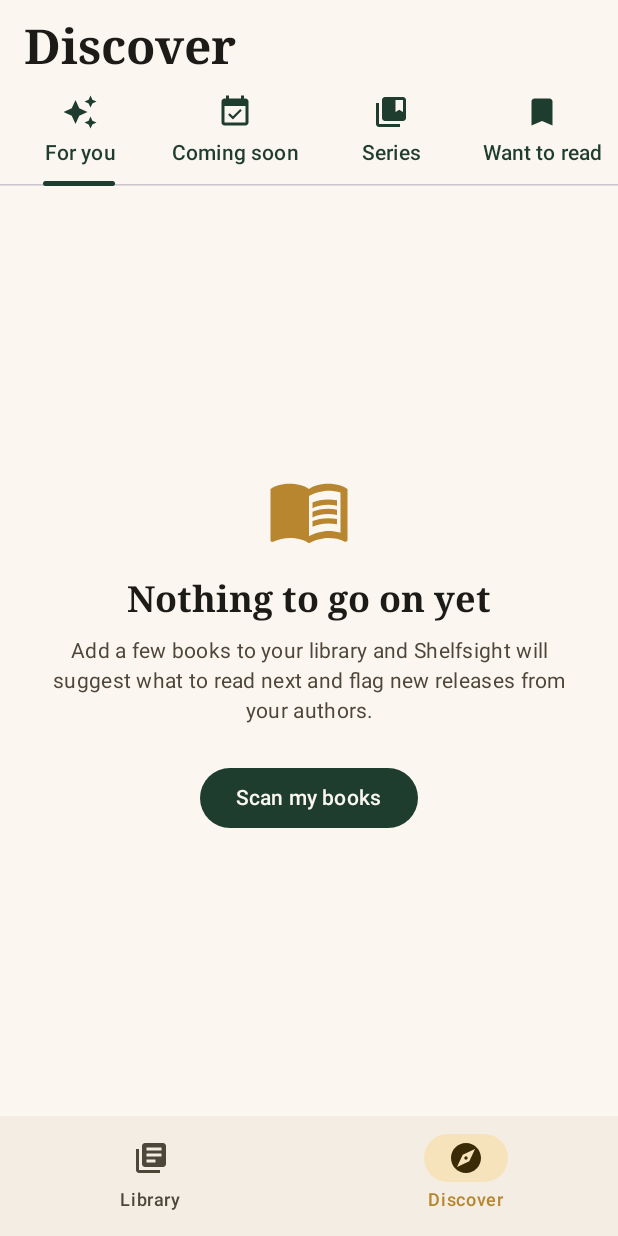
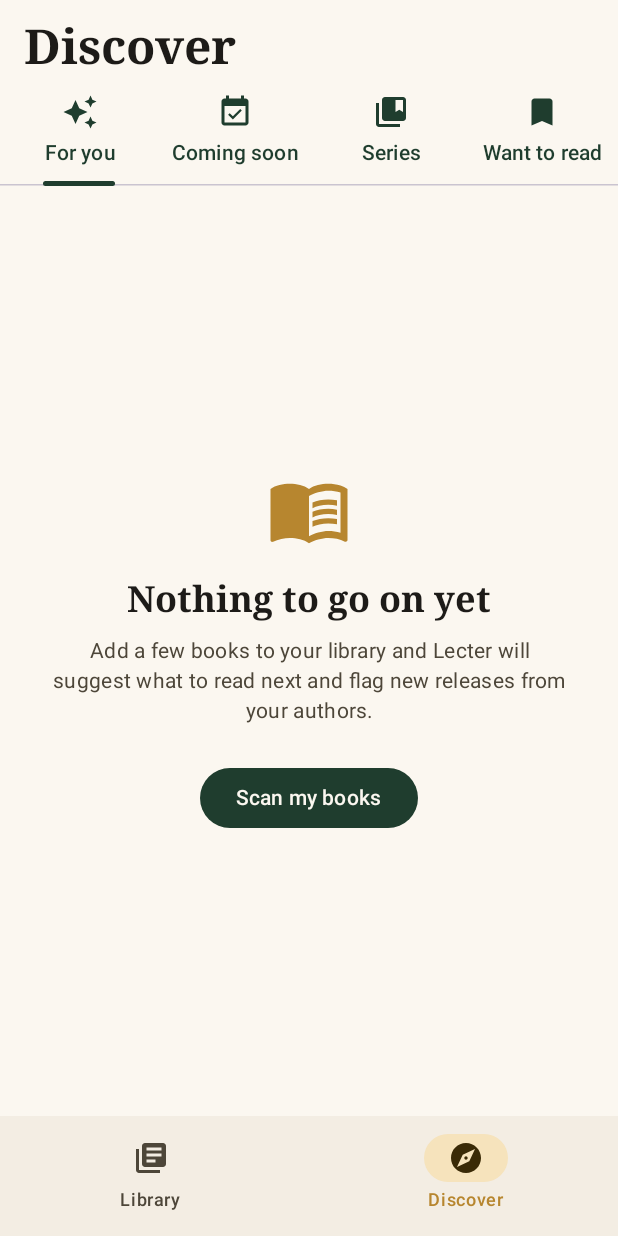
Before and after one commit to TheEmpatheticProgrammer/shelfscan, an Android app built with Jetpack Compose: the screen it shows after launch (MainActivity), item 2 of the bottom bar chosen, on a phone screen of 412 x 824 dp. Run offline under Robolectric (Android 15) with nearby library versions, the phone set to English and light mode, and no system bars; our stand-ins replace Room's generated code; pictures from the network do not load; 1 statement that could not run was skipped.

Commit message:
Rename the app to Lecter
The visible name becomes Lecter everywhere Shelfsight appeared: app name,
in-app text, shelfie card, store listing and feature graphic, privacy policy,
docs and the backend title and User-Agent. The applicationId becomes
com.lecter.app (nothing has been uploaded to Play yet), and exports are named
lecter-library-<date>.json.

Kept on purpose: the upload key (shelfsight-upload) and the Cloudflare tunnel
and hostname (shelfsight.<domain>), which already exist.

Co-Authored-By: Claude Opus 5.5 <noreply@anthropic.com>

```diff
--- a/android/app/build.gradle.kts
+++ b/android/app/build.gradle.kts
@@ -46,7 +46,7 @@ android {
     compileSdk = 35
 
     defaultConfig {
-        applicationId = "com.shelfsight.app"
+        applicationId = "com.lecter.app"
         minSdk = 26
         targetSdk = 35
         // Bump versionCode by 1 for every upload to Google Play (it must always increase).
--- a/android/app/src/main/java/com/shelfscan/app/data/BookRepository.kt
+++ b/android/app/src/main/java/com/shelfscan/app/data/BookRepository.kt
@@ -215,7 +215,7 @@ class BookRepository(
         val text = context.contentResolver.openInputStream(uri)?.use { it.readBytes().decodeToString() }
             ?: error("Couldn't open that file")
         val export = runCatching { backupJson.decodeFromString(LibraryExport.serializer(), text) }.getOrNull()
-        if (export == null || export.format != LibraryExport.FORMAT) error("That isn't a Shelfsight library file")
+        if (export == null || export.format != LibraryExport.FORMAT) error("That isn't a Lecter library file")
         val books = export.books.filter { it.title.isNotBlank() && it.author.isNotBlank() }.map { it.toBook() }
         val addedBooks = dao.insertAll(books).count { it != -1L }
         val owned = dao.allKeys().toSet()
--- a/android/app/src/main/java/com/shelfscan/app/ui/discover/DiscoverScreen.kt
+++ b/android/app/src/main/java/com/shelfscan/app/ui/discover/DiscoverScreen.kt
@@ -159,7 +159,7 @@ fun DiscoverScreen(
         if (state.libraryEmpty) {
             EmptyState(
                 title = "Nothing to go on yet",
-                body = "Add a few books to your library and Shelfsight will suggest what to read next and flag new releases from your authors.",
+                body = "Add a few books to your library and Lecter will suggest what to read next and flag new releases from your authors.",
                 action = "Scan my books",
                 onAction = onScan,
             )
--- a/android/app/src/main/java/com/shelfscan/app/ui/library/LibraryScreen.kt
+++ b/android/app/src/main/java/com/shelfscan/app/ui/library/LibraryScreen.kt
@@ -149,7 +149,7 @@ fun LibraryScreen(
                     onSort = vm::setSort,
                     onFilter = vm::setFilter,
                     onShare = { sharing = true },
-                    onExport = { exporter.launch("shelfsight-library-${LocalDate.now()}.json") },
+                    onExport = { exporter.launch("lecter-library-${LocalDate.now()}.json") },
                     // Some file managers label .json files as plain text or generic binary.
                     onImport = { importer.launch(arrayOf("application/json", "text/plain", "application/octet-stream")) },
                 )
--- a/android/app/src/main/java/com/shelfscan/app/ui/library/Shelfie.kt
+++ b/android/app/src/main/java/com/shelfscan/app/ui/library/Shelfie.kt
@@ -129,7 +129,7 @@ private suspend fun share(context: Context, bitmap: Bitmap, stats: ShelfStats) {
     val send = Intent(Intent.ACTION_SEND).apply {
         type = "image/png"
         putExtra(Intent.EXTRA_STREAM, uri)
-        putExtra(Intent.EXTRA_TEXT, "${stats.headline}. Scanned with Shelfsight.")
+        putExtra(Intent.EXTRA_TEXT, "${stats.headline}. Scanned with Lecter.")
         clipData = ClipData.newRawUri(null, uri) // lets the share sheet show a preview of the image
         addFlags(Intent.FLAG_GRANT_READ_URI_PERMISSION)
     }
@@ -185,8 +185,8 @@ object ShelfieCard {
         stats.topAuthor?.let {
             text(canvas, "Most on the shelf: $it (${stats.topAuthorCount})", PAD, 1246f, 32f, serif, withAlpha(PAPER, 0.8f), usable)
         }
-        text(canvas, "Shelfsight", PAD, 1300f, 30f, serifBold, BRASS, usable)
-        val brandWidth = paint(30f, serifBold, BRASS).measureText("Shelfsight")
+        text(canvas, "Lecter", PAD, 1300f, 30f, serifBold, BRASS, usable)
+        val brandWidth = paint(30f, serifBold, BRASS).measureText("Lecter")
         text(canvas, "  ·  scan your shelf", PAD + brandWidth, 1300f, 28f, serif, withAlpha(PAPER, 0.6f), usable - brandWidth)
         return bitmap
     }
--- a/android/app/src/main/java/com/shelfscan/app/ui/scan/ScanScreen.kt
+++ b/android/app/src/main/java/com/shelfscan/app/ui/scan/ScanScreen.kt
@@ -309,7 +309,7 @@ private fun Queued(photoCount: Int, onScanMore: () -> Unit, onDone: () -> Unit)
         Text("Saved for later", style = MaterialTheme.typography.headlineSmall)
         Spacer(Modifier.height(8.dp))
         Text(
-            "Can't reach the Shelfsight server right now. Your ${if (photoCount == 1) "photo is" else "$photoCount photos are"} " +
+            "Can't reach the Lecter server right now. Your ${if (photoCount == 1) "photo is" else "$photoCount photos are"} " +
                 "saved and will be read automatically once it's back. They'll wait here under Add books for you to review.",
             textAlign = TextAlign.Center, color = MaterialTheme.colorScheme.onSurfaceVariant,
         )
--- a/android/app/src/main/java/com/shelfscan/app/util/Errors.kt
+++ b/android/app/src/main/java/com/shelfscan/app/util/Errors.kt
@@ -9,16 +9,16 @@ fun Throwable.friendlyMessage(): String = when (this) {
     // OkHttp reports a connect timeout as a SocketTimeoutException too; that means the server was never reached.
     is SocketTimeoutException ->
         if (message?.contains("connect", ignoreCase = true) == true)
-            "Can't reach the Shelfsight server. Check the server address and port, and that it's running."
+            "Can't reach the Lecter server. Check the server address and port, and that it's running."
         else "The server took too long. Try fewer photos at once."
-    is IOException -> "Can't reach the Shelfsight server. Check your connection and that the server is running."
+    is IOException -> "Can't reach the Lecter server. Check your connection and that the server is running."
     is HttpException -> when (code()) {
         401 -> "The server rejected this app's token."
         // The app is newer than the running server (e.g. barcode lookup on a server started before it existed).
         404 -> "The server doesn't know this feature yet. Restart it with the latest code."
         413 -> "That photo is too large."
         415 -> "That image format isn't supported."
-        502 -> "The AI model server failed. Check the Shelfsight server log."
+        502 -> "The AI model server failed. Check the Lecter server log."
         504 -> "The AI model took too long. Try fewer photos at once."
         else -> "Server error (${code()}). Try again in a moment."
     }
--- a/android/app/src/main/res/values/strings.xml
+++ b/android/app/src/main/res/values/strings.xml
@@ -1,3 +1,3 @@
 <resources>
-    <string name="app_name">Shelfsight</string>
+    <string name="app_name">Lecter</string>
 </resources>
--- a/android/gradle.properties
+++ b/android/gradle.properties
@@ -3,7 +3,7 @@ android.useAndroidX=true
 kotlin.code.style=official
 android.nonTransitiveRClass=true
 
-# Where the Shelfsight backend runs. 10.0.2.2 is your computer, as seen from the Android emulator.
+# Where the Lecter backend runs. 10.0.2.2 is your computer, as seen from the Android emulator.
 # On a physical phone, use your computer's LAN IP, e.g. http://192.168.1.20:8001/ (include the port and the trailing slash)
 shelfscan.serverUrl=http://192.168.0.176:8001/
 # The app token is a secret and this file is public: put it in android/local.properties (git-ignored) as
```
Also changed, not shown: 11 other files.
